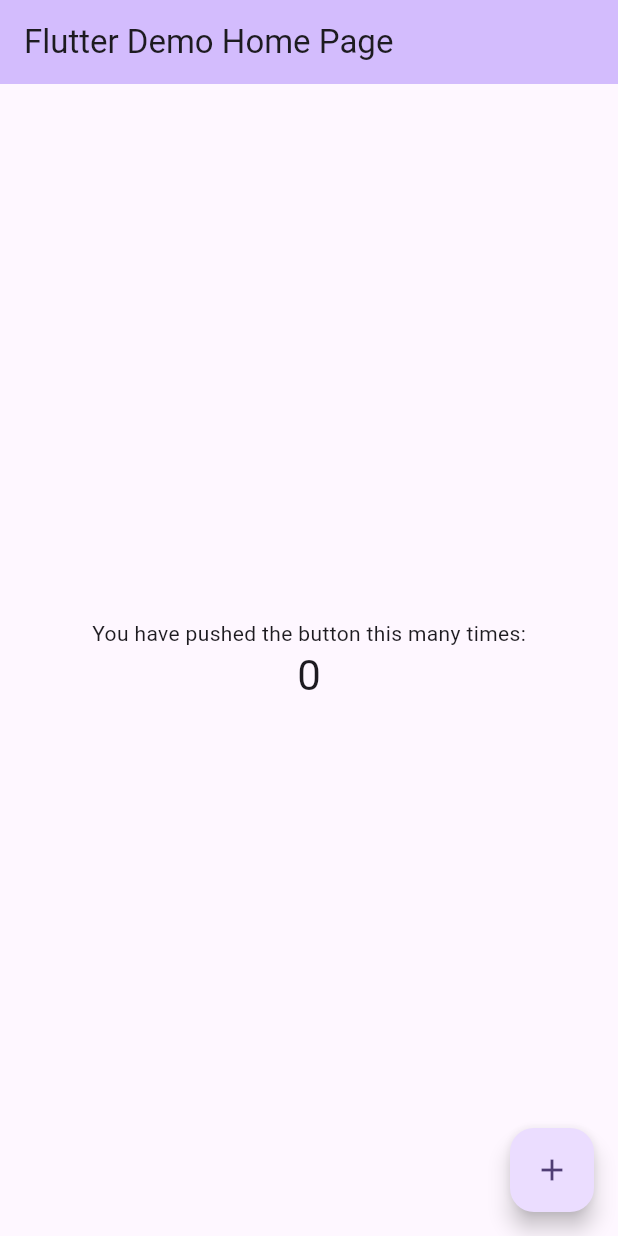
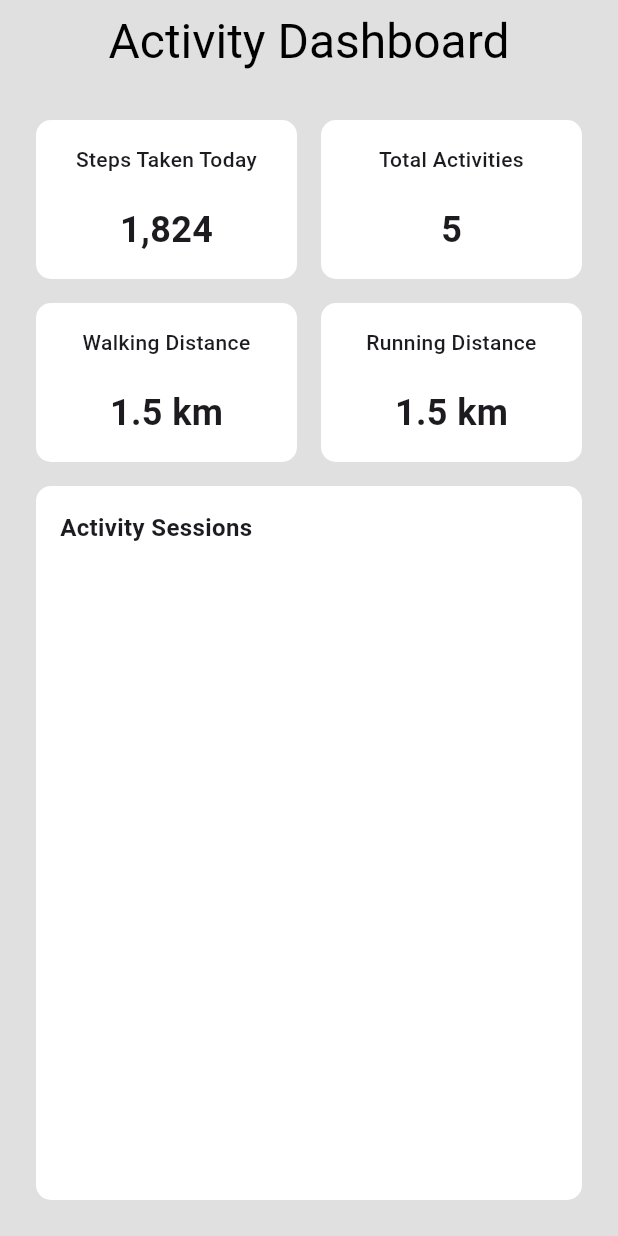
Before and after one commit to faaezk/fitness_app, a Flutter app: the screen it shows after launch, on a phone screen of 412 x 824 dp. Run offline on Flutter 3.47's test engine with Material 3 defaults, Android fonts, the phone set to English and light mode, and no system bars.

Commit message:
Implemented basic UI

```diff
--- a/lib/main.dart
+++ b/lib/main.dart
@@ -7,116 +7,98 @@ void main() {
 class MyApp extends StatelessWidget {
   const MyApp({super.key});
 
-  // This widget is the root of your application.
   @override
   Widget build(BuildContext context) {
     return MaterialApp(
-      title: 'Flutter Demo',
-      theme: ThemeData(
-        // This is the theme of your application.
-        //
-        // TRY THIS: Try running your application with "flutter run". You'll see
-        // the application has a purple toolbar. Then, without quitting the app,
-        // try changing the seedColor in the colorScheme below to Colors.green
-        // and then invoke "hot reload" (save your changes or press the "hot
-        // reload" button in a Flutter-supported IDE, or press "r" if you used
-        // the command line to start the app).
-        //
-        // Notice that the counter didn't reset back to zero; the application
-        // state is not lost during the reload. To reset the state, use hot
-        // restart instead.
-        //
-        // This works for code too, not just values: Most code changes can be
-        // tested with just a hot reload.
-        colorScheme: ColorScheme.fromSeed(seedColor: Colors.deepPurple),
-      ),
-      home: const MyHomePage(title: 'Flutter Demo Home Page'),
+      debugShowCheckedModeBanner: false,
+      home: DashboardScreen(),
     );
   }
 }
 
-class MyHomePage extends StatefulWidget {
-  const MyHomePage({super.key, required this.title});
-
-  // This widget is the home page of your application. It is stateful, meaning
-  // that it has a State object (defined below) that contains fields that affect
-  // how it looks.
-
-  // This class is the configuration for the state. It holds the values (in this
-  // case the title) provided by the parent (in this case the App widget) and
-  // used by the build method of the State. Fields in a Widget subclass are
-  // always marked "final".
-
-  final String title;
-
+class DashboardScreen extends StatelessWidget {
   @override
-  State<MyHomePage> createState() => _MyHomePageState();
-}
-
-class _MyHomePageState extends State<MyHomePage> {
-  int _counter = 0;
-
-  void _incrementCounter() {
-    setState(() {
-      // This call to setState tells the Flutter framework that something has
-      // changed in this State, which causes it to rerun the build method below
-      // so that the display can reflect the updated values. If we changed
-      // _counter without calling setState(), then the build method would not be
-      // called again, and so nothing would appear to happen.
-      _counter++;
-    });
+  Widget build(BuildContext context) {
+    return Scaffold(
+      backgroundColor: Colors.grey[300],
+      appBar: AppBar(
+        backgroundColor: Colors.transparent,
+        elevation: 0,
+        title: const Text(
+          'Activity Dashboard',
+          style: TextStyle(color: Colors.black, fontSize: 32),
+        ),
+        centerTitle: true,
+      ),
+      body: Padding(
+        padding: const EdgeInsets.all(24.0),
+        child: Column(
+            mainAxisAlignment: MainAxisAlignment.spaceEvenly,
+          children: [
+            Row(
+                mainAxisAlignment: MainAxisAlignment.spaceBetween,
+                children:[
+                  Expanded(child: _buildStatCard("Steps Taken Today", "1,824")),
+                  SizedBox(width: 16),
+                  Expanded(child: _buildStatCard("Total Activities", "5"))
+                ]
+            ),
+            SizedBox(height: 16),
+            Row(
+                mainAxisAlignment: MainAxisAlignment.spaceBetween,
+                children:[
+                  Expanded(child: _buildStatCard("Walking Distance", "1.5 km")),
+                  SizedBox(width: 16),
+                  Expanded(child: _buildStatCard("Running Distance", "1.5 km"))
+                ]
+            ),
+            SizedBox(height: 16),
+            Expanded(
+                child: Container(
+                  width: double.infinity,
+                  padding: const EdgeInsets.all(16.0),
+                  decoration: BoxDecoration(
+                    color: Colors.white,
+                    borderRadius: BorderRadius.circular(10),
+                  ),
+                  child: const Align(
+                    alignment: Alignment.topLeft,
+                    child: Text(
+                      "Activity Sessions",
+                      style: TextStyle(fontSize: 16, fontWeight: FontWeight.bold),
+                    ),
+                  ),
+                )
+            )
+          ]
+        ),
+      ),
+    );
   }
 
-  @override
-  Widget build(BuildContext context) {
-    // This method is rerun every time setState is called, for instance as done
-    // by the _incrementCounter method above.
-    //
-    // The Flutter framework has been optimized to make rerunning build methods
-    // fast, so that you can just rebuild anything that needs updating rather
-    // than having to individually change instances of widgets.
-    return Scaffold(
-      appBar: AppBar(
-        // TRY THIS: Try changing the color here to a specific color (to
-        // Colors.amber, perhaps?) and trigger a hot reload to see the AppBar
-        // change color while the other colors stay the same.
-        backgroundColor: Theme.of(context).colorScheme.inversePrimary,
-        // Here we take the value from the MyHomePage object that was created by
-        // the App.build method, and use it to set our appbar title.
-        title: Text(widget.title),
+  Widget _buildStatCard(String title, String value) {
+    return Container(
+      decoration: BoxDecoration(
+        color: Colors.white,
+        borderRadius: BorderRadius.circular(10),
       ),
-      body: Center(
-        // Center is a layout widget. It takes a single child and positions it
-        // in the middle of the parent.
-        child: Column(
-          // Column is also a layout widget. It takes a list of children and
-          // arranges them vertically. By default, it sizes itself to fit its
-          // children horizontally, and tries to be as tall as its parent.
-          //
-          // Column has various properties to control how it sizes itself and
-          // how it positions its children. Here we use mainAxisAlignment to
-          // center the children vertically; the main axis here is the vertical
-          // axis because Columns are vertical (the cross axis would be
-          // horizontal).
-          //
-          // TRY THIS: Invoke "debug painting" (choose the "Toggle Debug Paint"
-          // action in the IDE, or press "p" in the console), to see the
-          // wireframe for each widget.
-          mainAxisAlignment: MainAxisAlignment.center,
-          children: <Widget>[
-            const Text('You have pushed the button this many times:'),
-            Text(
-              '$_counter',
-              style: Theme.of(context).textTheme.headlineMedium,
-            ),
-          ],
-        ),
+      padding: const EdgeInsets.all(16.0),
+      child: Column(
+        mainAxisAlignment: MainAxisAlignment.center,
+        crossAxisAlignment: CrossAxisAlignment.center,
+        children: [
+          Text(
+            title,
+            style: const TextStyle(fontSize: 14, fontWeight: FontWeight.w500),
+            textAlign: TextAlign.center,
+          ),
+          const SizedBox(height: 20),
+          Text(
+            value,
+            style: const TextStyle(fontSize: 24, fontWeight: FontWeight.bold),
+          ),
+        ],
       ),
-      floatingActionButton: FloatingActionButton(
-        onPressed: _incrementCounter,
-        tooltip: 'Increment',
-        child: const Icon(Icons.add),
-      ), // This trailing comma makes auto-formatting nicer for build methods.
     );
   }
 }
```
